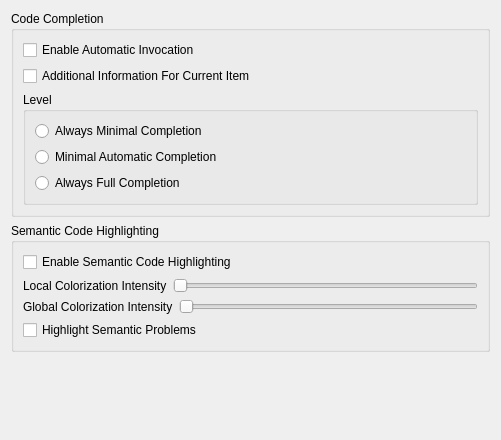
The window that shell/settings/ccsettings.ui (KDE/kdevelop) describes before a commit, drawn with Qt 5.
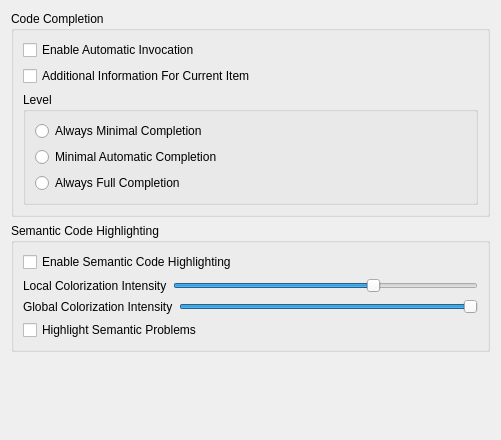
The same window after the commit.

Commit message: flip the logic of the slider values for color intensity, add new defaults: global 100%, local 170/255

What changed in the file:
```diff
--- a/shell/settings/ccsettings.ui
+++ b/shell/settings/ccsettings.ui
@@ -107,6 +107,9 @@
           <property name="pageStep" >
            <number>25</number>
           </property>
+          <property name="value" >
+           <number>170</number>
+          </property>
           <property name="orientation" >
            <enum>Qt::Horizontal</enum>
           </property>
@@ -140,6 +143,9 @@
           <property name="pageStep" >
            <number>25</number>
           </property>
+          <property name="value" >
+           <number>255</number>
+          </property>
           <property name="orientation" >
            <enum>Qt::Horizontal</enum>
           </property>
```
The commit also changes 2 other files.
